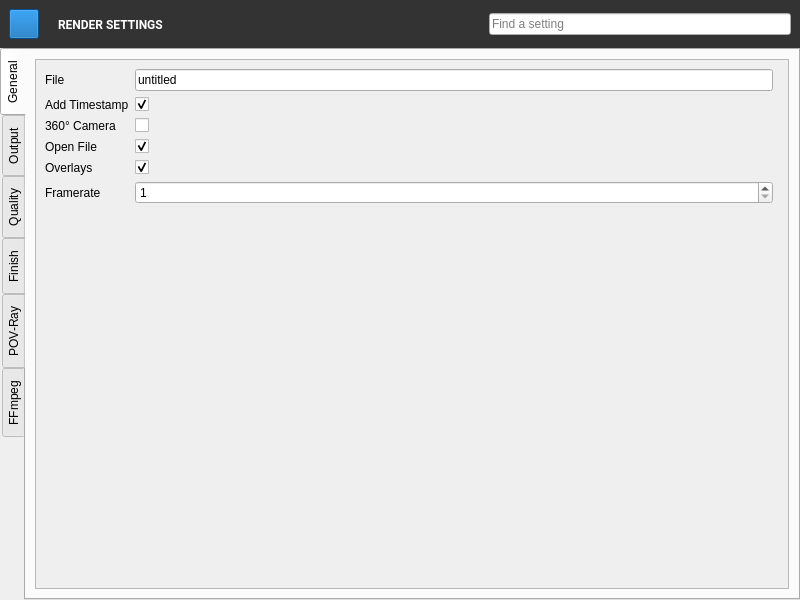
Above: QChromosome/rendersettings.ui from Michalaq/ChromosomeVisualizer before the change. Below: the same form after it.
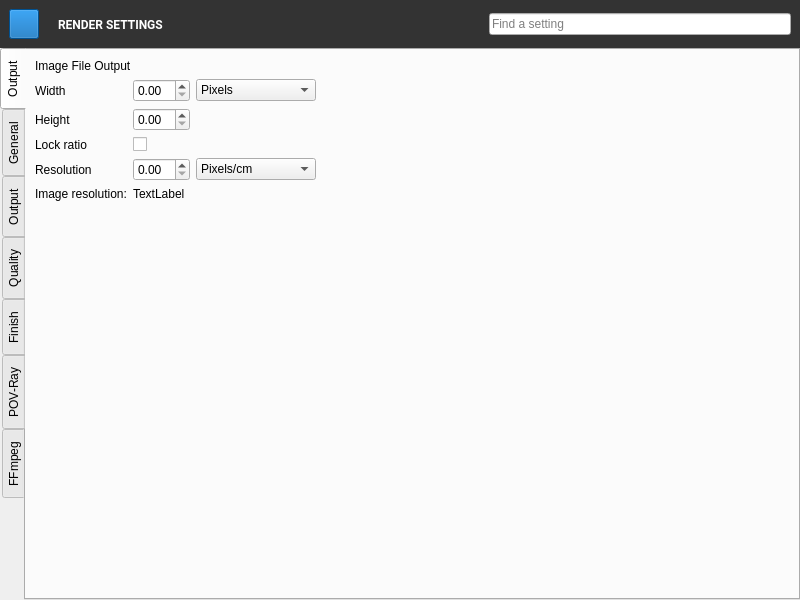
That is the form after the change. Icons and pictures are not drawn. Custom widgets are drawn as their Qt base class.

Commit message: Added tab with new implementation of basic features to Render Settings

```diff
--- a/QChromosome/rendersettings.ui
+++ b/QChromosome/rendersettings.ui
@@ -392,6 +392,166 @@
      <property name="tabPosition">
       <enum>QTabWidget::West</enum>
      </property>
+     <widget class="QWidget" name="tab_3">
+      <attribute name="title">
+       <string>Output</string>
+      </attribute>
+      <layout class="QGridLayout" name="gridLayout_7">
+       <item row="1" column="1">
+        <widget class="DoubleSpinBox" name="doubleSpinBox_4"/>
+       </item>
+       <item row="1" column="2">
+        <widget class="ComboBox" name="comboBox_3">
+         <item>
+          <property name="text">
+           <string>Pixels</string>
+          </property>
+         </item>
+         <item>
+          <property name="text">
+           <string>cm</string>
+          </property>
+         </item>
+         <item>
+          <property name="text">
+           <string>mm</string>
+          </property>
+         </item>
+         <item>
+          <property name="text">
+           <string>Inches</string>
+          </property>
+         </item>
+         <item>
+          <property name="text">
+           <string>Points</string>
+          </property>
+         </item>
+         <item>
+          <property name="text">
+           <string>Picas</string>
+          </property>
+         </item>
+        </widget>
+       </item>
+       <item row="2" column="0">
+        <widget class="Label" name="label_36">
+         <property name="text">
+          <string>Height</string>
+         </property>
+         <property name="class" stdset="0">
+          <string>item</string>
+         </property>
+        </widget>
+       </item>
+       <item row="4" column="1">
+        <widget class="DoubleSpinBox" name="doubleSpinBox_6"/>
+       </item>
+       <item row="2" column="1">
+        <widget class="DoubleSpinBox" name="doubleSpinBox_5"/>
+       </item>
+       <item row="3" column="0">
+        <widget class="Label" name="label_37">
+         <property name="text">
+          <string>Lock ratio</string>
+         </property>
+         <property name="class" stdset="0">
+          <string>item</string>
+         </property>
+        </widget>
+       </item>
+       <item row="3" column="1">
+        <widget class="QCheckBox" name="checkBox_5"/>
+       </item>
+       <item row="4" column="0">
+        <widget class="Label" name="label_38">
+         <property name="text">
+          <string>Resolution</string>
+         </property>
+         <property name="class" stdset="0">
+          <string>item</string>
+         </property>
+        </widget>
+       </item>
+       <item row="4" column="2">
+        <widget class="ComboBox" name="comboBox_4">
+         <item>
+          <property name="text">
+           <string>Pixels/cm</string>
+          </property>
+         </item>
+         <item>
+          <property name="text">
+           <string>Pixels/Inch (DPI)</string>
+          </property>
+         </item>
+        </widget>
+       </item>
+       <item row="5" column="0">
+        <widget class="QLabel" name="label_39">
+         <property name="text">
+          <string>Image resolution:</string>
+         </property>
+         <property name="class" stdset="0">
+          <string>item</string>
+         </property>
+        </widget>
+       </item>
+       <item row="1" column="0">
+        <widget class="Label" name="label_35">
+         <property name="text">
+          <string>Width</string>
+         </property>
+         <property name="class" stdset="0">
+          <string>item</string>
+         </property>
+        </widget>
+       </item>
+       <item row="5" column="1" colspan="2">
+        <widget class="QLabel" name="label_40">
+         <property name="text">
+          <string>TextLabel</string>
+         </property>
+        </widget>
+       </item>
+       <item row="0" column="0" colspan="3">
+        <widget class="QLabel" name="label_34">
+         <property name="text">
+          <string>Image File Output</string>
+         </property>
+         <property name="class" stdset="0">
+          <string>section</string>
+         </property>
+        </widget>
+       </item>
+       <item row="0" column="3">
+        <spacer name="horizontalSpacer_2">
+         <property name="orientation">
+          <enum>Qt::Horizontal</enum>
+         </property>
+         <property name="sizeHint" stdset="0">
+          <size>
+           <width>0</width>
+           <height>0</height>
+          </size>
+         </property>
+        </spacer>
+       </item>
+       <item row="6" column="0">
+        <spacer name="verticalSpacer_7">
+         <property name="orientation">
+          <enum>Qt::Vertical</enum>
+         </property>
+         <property name="sizeHint" stdset="0">
+          <size>
+           <width>90</width>
+           <height>343</height>
+          </size>
+         </property>
+        </spacer>
+       </item>
+      </layout>
+     </widget>
      <widget class="QWidget" name="tabSave">
       <attribute name="title">
        <string>General</string>
@@ -1345,6 +1505,21 @@
    <extends>QPushButton</extends>
    <header>mediacontrol.h</header>
   </customwidget>
+  <customwidget>
+   <class>Label</class>
+   <extends>QLabel</extends>
+   <header>label.h</header>
+  </customwidget>
+  <customwidget>
+   <class>ComboBox</class>
+   <extends>QComboBox</extends>
+   <header>combobox.h</header>
+  </customwidget>
+  <customwidget>
+   <class>DoubleSpinBox</class>
+   <extends>QDoubleSpinBox</extends>
+   <header>doublespinbox.h</header>
+  </customwidget>
   <customwidget>
    <class>FileEdit</class>
    <extends>QLineEdit</extends>
```
